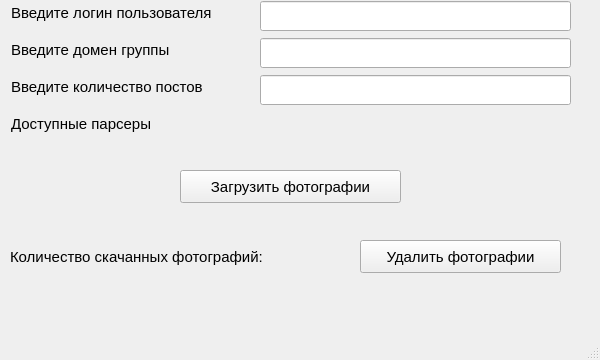
Old version of the form mainwindow.ui in the repository 1kapsula/media_parser.
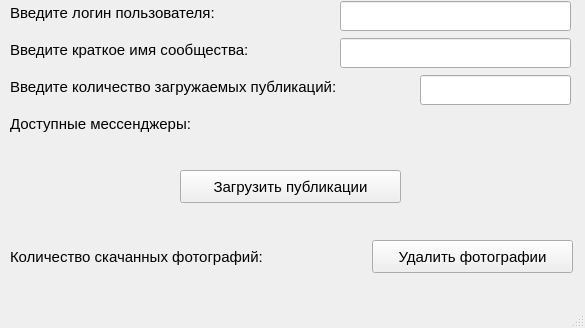
New version of the form.

What changed in the file:
```diff
--- a/mainwindow.ui
+++ b/mainwindow.ui
@@ -6,10 +6,16 @@
    <rect>
     <x>0</x>
     <y>0</y>
-    <width>600</width>
-    <height>360</height>
+    <width>585</width>
+    <height>328</height>
    </rect>
   </property>
+  <property name="minimumSize">
+   <size>
+    <width>585</width>
+    <height>328</height>
+   </size>
+  </property>
   <property name="maximumSize">
    <size>
     <width>1200</width>
@@ -35,13 +41,13 @@
      </font>
     </property>
     <property name="text">
-     <string>Загрузить фотографии</string>
+     <string>Загрузить публикации</string>
     </property>
    </widget>
    <widget class="QPushButton" name="DeletePhotos">
     <property name="geometry">
      <rect>
-      <x>360</x>
+      <x>372</x>
       <y>240</y>
       <width>201</width>
       <height>33</height>
@@ -52,6 +58,9 @@
       <pointsize>11</pointsize>
      </font>
     </property>
+    <property name="styleSheet">
+     <string notr="true">red</string>
+    </property>
     <property name="text">
      <string>Удалить фотографии</string>
     </property>
@@ -77,9 +86,9 @@
    <widget class="QLabel" name="label_7">
     <property name="geometry">
      <rect>
-      <x>11</x>
+      <x>10</x>
       <y>38</y>
-      <width>188</width>
+      <width>291</width>
       <height>24</height>
      </rect>
     </property>
@@ -89,15 +98,15 @@
      </font>
     </property>
     <property name="text">
-     <string>Введите домен группы</string>
+     <string>Введите краткое имя сообщества:</string>
     </property>
    </widget>
    <widget class="QLabel" name="label">
     <property name="geometry">
      <rect>
-      <x>11</x>
+      <x>10</x>
       <y>112</y>
-      <width>170</width>
+      <width>221</width>
       <height>24</height>
      </rect>
     </property>
@@ -107,15 +116,15 @@
      </font>
     </property>
     <property name="text">
-     <string>Доступные парсеры </string>
+     <string>Доступные мессенджеры:</string>
     </property>
    </widget>
    <widget class="QLabel" name="label_8">
     <property name="geometry">
      <rect>
-      <x>11</x>
+      <x>10</x>
       <y>75</y>
-      <width>226</width>
+      <width>391</width>
       <height>24</height>
      </rect>
     </property>
@@ -125,13 +134,13 @@
      </font>
     </property>
     <property name="text">
-     <string>Введите количество постов</string>
+     <string>Введите количество загружаемых публикаций:</string>
     </property>
    </widget>
    <widget class="QLabel" name="label_11">
     <property name="geometry">
      <rect>
-      <x>11</x>
+      <x>10</x>
       <y>1</y>
       <width>241</width>
       <height>24</height>
@@ -143,15 +152,15 @@
      </font>
     </property>
     <property name="text">
-     <string>Введите логин пользователя</string>
+     <string>Введите логин пользователя:</string>
     </property>
    </widget>
    <widget class="QLineEdit" name="line_domen">
     <property name="geometry">
      <rect>
-      <x>260</x>
+      <x>340</x>
       <y>38</y>
-      <width>311</width>
+      <width>231</width>
       <height>30</height>
      </rect>
     </property>
@@ -167,9 +176,9 @@
    <widget class="QLineEdit" name="line_count">
     <property name="geometry">
      <rect>
-      <x>260</x>
+      <x>420</x>
       <y>75</y>
-      <width>311</width>
+      <width>151</width>
       <height>30</height>
      </rect>
     </property>
@@ -188,9 +197,9 @@
    <widget class="QLineEdit" name="line_login">
     <property name="geometry">
      <rect>
-      <x>260</x>
+      <x>340</x>
       <y>1</y>
-      <width>311</width>
+      <width>231</width>
       <height>30</height>
      </rect>
     </property>
```
Left out of the diff: 2 changed lines with no effect on the pictures.
